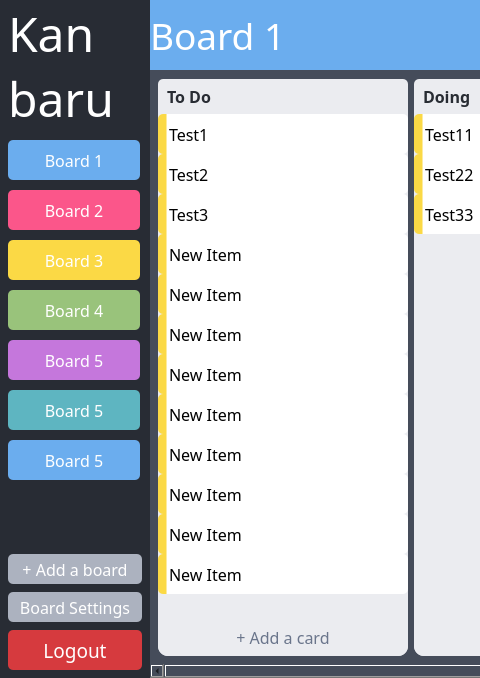
dulapahv/Kanbaru, file src/ui/main.ui: the form before one commit; both pictures show x 0 to 480 and y 0 to 678 of the 1024 by 678 pixel window.
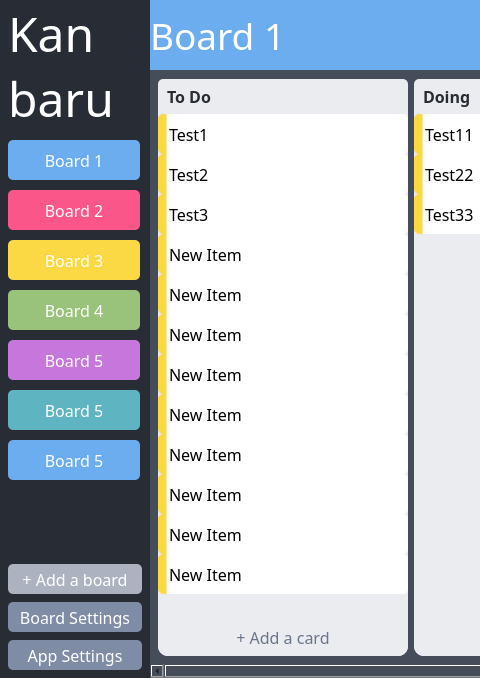
The form after the commit.

Patch:
```diff
--- a/src/ui/main.ui
+++ b/src/ui/main.ui
@@ -134,7 +134,7 @@
                <x>0</x>
                <y>0</y>
                <width>134</width>
-               <height>407</height>
+               <height>417</height>
               </rect>
              </property>
              <layout class="QVBoxLayout" name="verticalLayout_4">
@@ -402,8 +402,8 @@
              <cursorShape>PointingHandCursor</cursorShape>
             </property>
             <property name="styleSheet">
-             <string notr="true">QPushButton {background-color: #acb2bf; color: #ffffff; border-radius: 5px}
-QPushButton:hover {background-color: #7e828c;}</string>
+             <string notr="true">QPushButton {background-color: #7f8ca6; color: #ffffff; border-radius: 5px}
+QPushButton:hover {background-color: #576073;}</string>
             </property>
             <property name="text">
              <string>Board Settings</string>
@@ -415,24 +415,24 @@
             <property name="minimumSize">
              <size>
               <width>0</width>
-              <height>40</height>
+              <height>30</height>
              </size>
             </property>
             <property name="font">
              <font>
               <family>Torus Pro</family>
-              <pointsize>14</pointsize>
+              <pointsize>12</pointsize>
              </font>
             </property>
             <property name="cursor">
              <cursorShape>PointingHandCursor</cursorShape>
             </property>
             <property name="styleSheet">
-             <string notr="true">QPushButton {background-color: #d63a3e; color: #ffffff; border-radius: 5px}
-QPushButton:hover {background-color: #9e2a2a;}</string>
+             <string notr="true">QPushButton {background-color: #7f8ca6; color: #ffffff; border-radius: 5px}
+QPushButton:hover {background-color: #576073;}</string>
             </property>
             <property name="text">
-             <string>Logout</string>
+             <string>App Settings</string>
             </property>
            </widget>
           </item>
```
Left out of the diff: 2 changed lines with no effect on the pictures.
